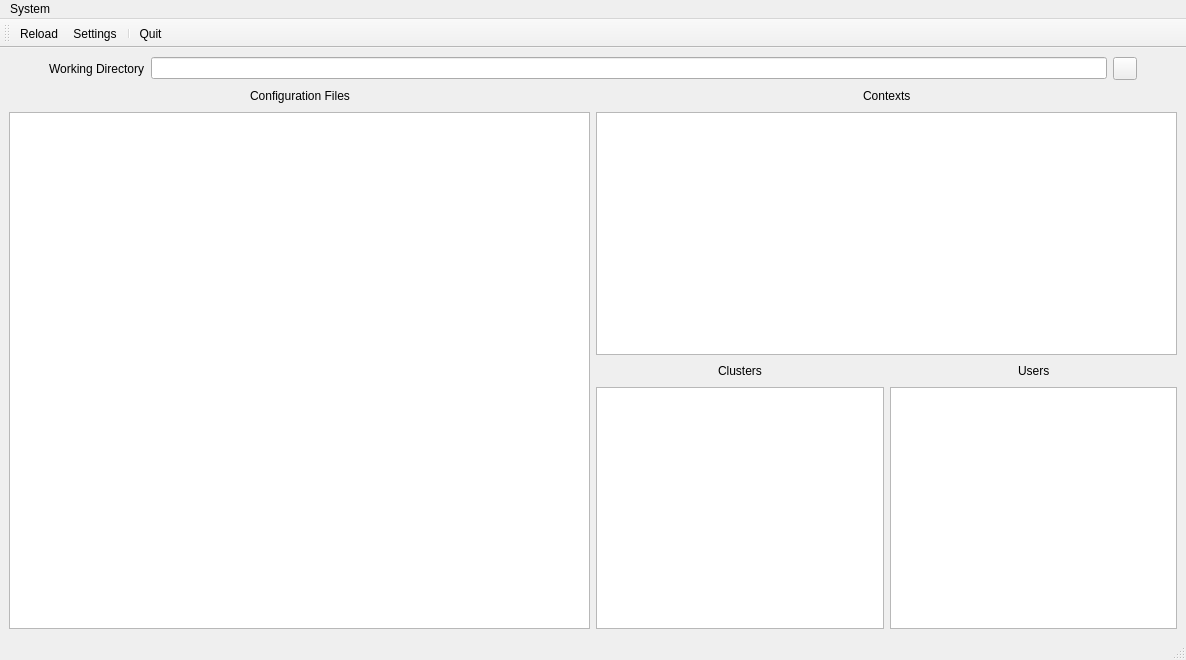
GentooXativa/KubeConfigManager, file src/mainwindow.ui: the form before one commit.
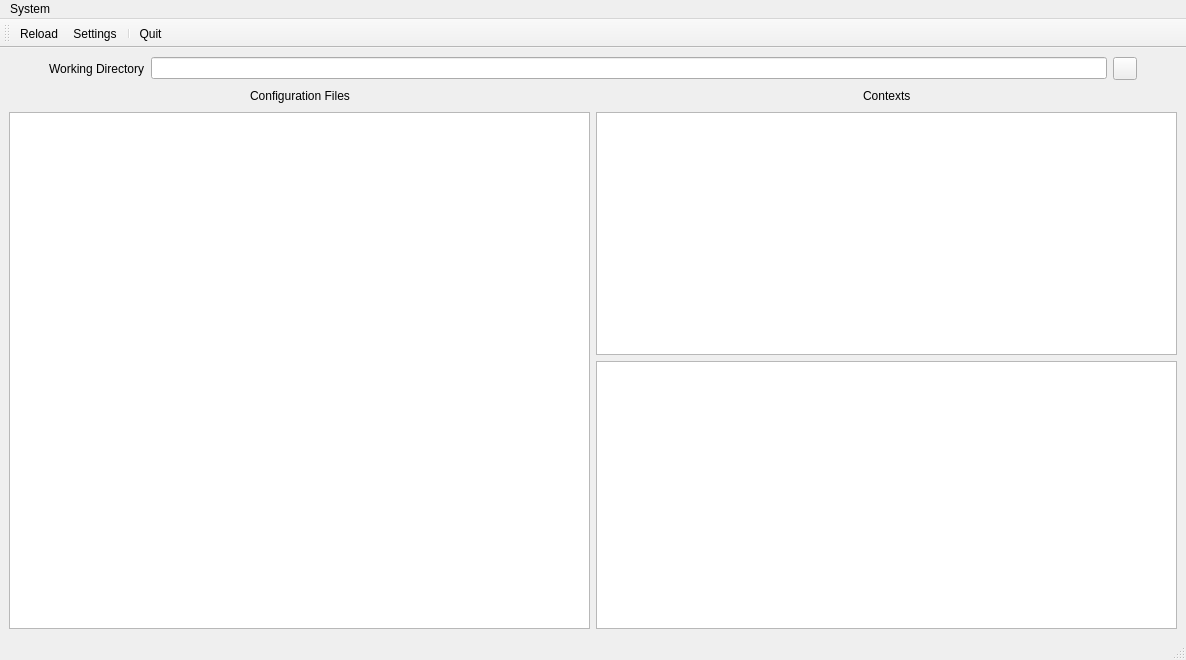
The form after the commit. Icons and pictures are not drawn.

The edit to the form file:
```diff
--- a/src/mainwindow.ui
+++ b/src/mainwindow.ui
@@ -14,8 +14,8 @@
    <string>KubeConfigManager</string>
   </property>
   <widget class="QWidget" name="centralwidget">
-   <layout class="QGridLayout" name="gridLayout_7">
-    <item row="0" column="0">
+   <layout class="QGridLayout" name="gridLayout_3">
+    <item row="0" column="0" colspan="2">
      <layout class="QHBoxLayout" name="horizontalLayout_2">
       <item>
        <spacer name="horizontalSpacer">
@@ -93,8 +93,6 @@
      </layout>
     </item>
     <item row="1" column="0">
-     <layout class="QGridLayout" name="gridLayout_6">
-      <item row="0" column="0">
        <layout class="QGridLayout" name="gridLayout">
         <item row="1" column="0">
          <widget class="QListView" name="listViewFiles">
@@ -142,7 +140,7 @@
         </item>
        </layout>
       </item>
-      <item row="0" column="1">
+    <item row="1" column="1">
        <layout class="QGridLayout" name="gridLayout_5">
         <item row="0" column="0">
          <layout class="QGridLayout" name="gridLayout_4">
@@ -190,93 +188,19 @@
         </item>
         <item row="1" column="0">
          <layout class="QHBoxLayout" name="horizontalLayout_7">
-          <item>
-           <layout class="QGridLayout" name="gridLayout_3">
-            <item row="0" column="0">
-             <layout class="QHBoxLayout" name="horizontalLayout_5">
-              <item>
-               <spacer name="horizontalSpacer_7">
-                <property name="orientation">
-                 <enum>Qt::Horizontal</enum>
-                </property>
-                <property name="sizeHint" stdset="0">
-                 <size>
-                  <width>40</width>
-                  <height>20</height>
-                 </size>
-                </property>
-               </spacer>
-              </item>
-              <item>
-               <widget class="QLabel" name="label_3">
-                <property name="text">
-                 <string>Clusters</string>
-                </property>
-               </widget>
-              </item>
-              <item>
-               <spacer name="horizontalSpacer_8">
-                <property name="orientation">
-                 <enum>Qt::Horizontal</enum>
-                </property>
-                <property name="sizeHint" stdset="0">
-                 <size>
-                  <width>40</width>
-                  <height>20</height>
-                 </size>
-                </property>
-               </spacer>
-              </item>
-             </layout>
-            </item>
-            <item row="1" column="0">
-             <widget class="QListView" name="listViewClusters"/>
-            </item>
-           </layout>
-          </item>
           <item>
            <layout class="QGridLayout" name="gridLayout_2">
             <item row="0" column="0">
-             <layout class="QHBoxLayout" name="horizontalLayout_4">
-              <item>
-               <spacer name="horizontalSpacer_5">
-                <property name="orientation">
-                 <enum>Qt::Horizontal</enum>
-                </property>
-                <property name="sizeHint" stdset="0">
-                 <size>
-                  <width>40</width>
-                  <height>20</height>
-                 </size>
-                </property>
-               </spacer>
-              </item>
-              <item>
-               <widget class="QLabel" name="label_2">
-                <property name="text">
-                 <string>Users</string>
-                </property>
-               </widget>
-              </item>
-              <item>
-               <spacer name="horizontalSpacer_6">
-                <property name="orientation">
-                 <enum>Qt::Horizontal</enum>
-                </property>
-                <property name="sizeHint" stdset="0">
-                 <size>
-                  <width>40</width>
-                  <height>20</height>
-                 </size>
-                </property>
-               </spacer>
-              </item>
-             </layout>
-            </item>
-            <item row="1" column="0">
-             <widget class="QListView" name="listViewUsers"/>
-            </item>
-           </layout>
+           <widget class="QTextEdit" name="textEditContextInformation">
+            <property name="readOnly">
+             <bool>true</bool>
+            </property>
+            <property name="markdown">
+             <string>Welcome...
+
+</string>
+            </property>
+           </widget>
           </item>
          </layout>
         </item>
```
Left out of the diff: 2 changed lines with no effect on the pictures. Lines whose indentation alone changed are shown as unchanged.
